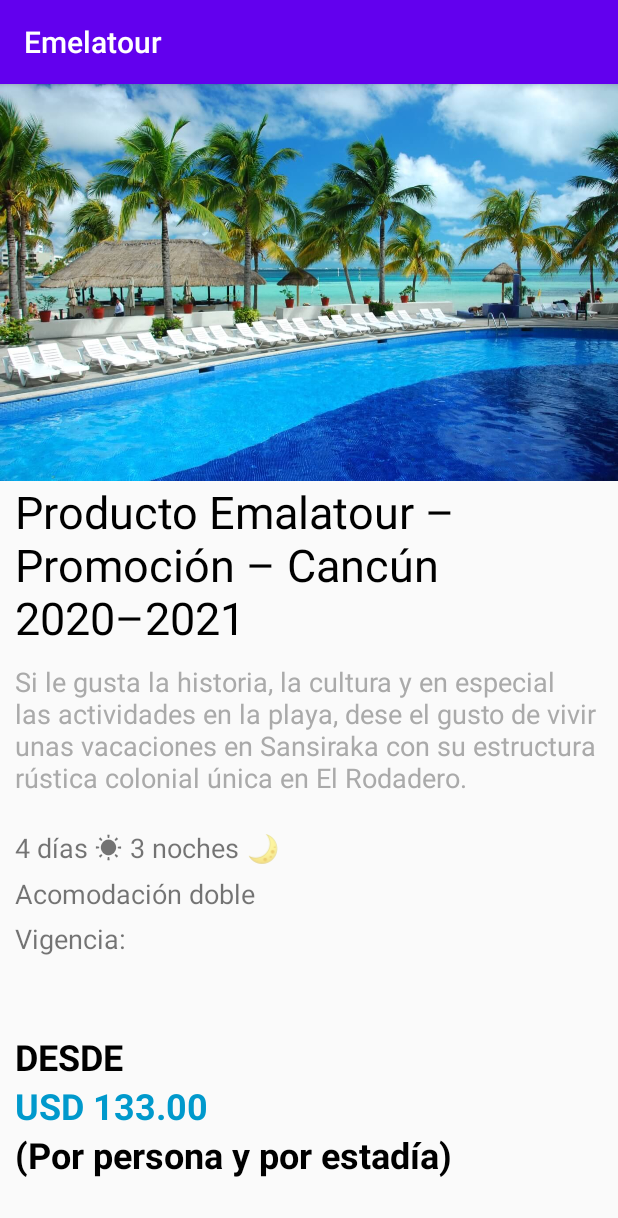
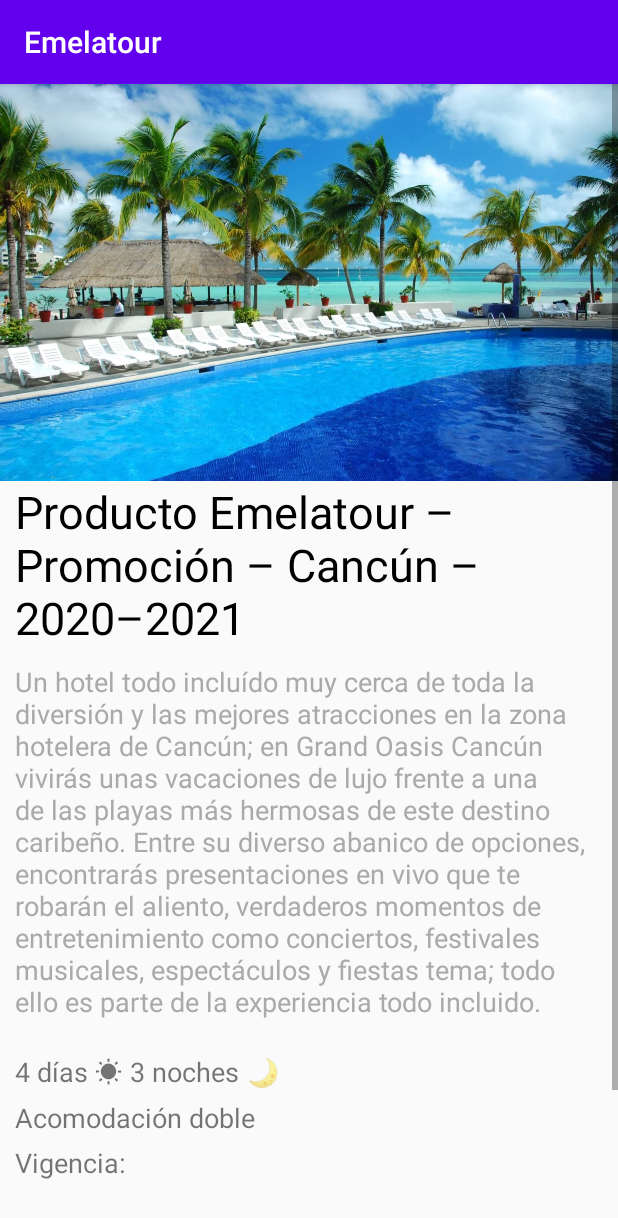
Before and after one commit to ghostspook/Emelatour, an Android app: the CancunActivity screen opened directly, with no data from a screen before it, on a phone screen of 412 x 824 dp. Shown: the top 1218 px of the screen. Run offline under Robolectric (Android 15) with nearby library versions, the phone set to English and light mode, and no system bars.

Commit message:
Changes to strings

```diff
--- a/app/src/main/res/values/strings.xml
+++ b/app/src/main/res/values/strings.xml
@@ -29,26 +29,27 @@
     <string name="promo_sansiraka_price">USD 133.00</string>
     <string name="orlando">Orlando</string>
     <string name="cancun">Cancún</string>
-    <string name="promo_cancun_title">Producto Emalatour – Promoción – Cancún 2020–2021</string>
-    <string name="promo_cancun_description">Si le gusta la historia, la cultura y en especial las actividades en la playa, dese el gusto de vivir unas vacaciones en Sansiraka con su estructura rústica colonial única en El Rodadero.</string>
+    <string name="promo_cancun_title">Producto Emelatour – Promoción – Cancún – 2020–2021</string>
+    <string name="promo_cancun_description">
+Un hotel todo incluído muy cerca de toda la diversión y las mejores atracciones en la zona hotelera de Cancún; en Grand Oasis Cancún vivirás unas vacaciones de lujo frente a una de las playas más hermosas de este destino caribeño. Entre su diverso abanico de opciones, encontrarás presentaciones en vivo que te robarán el aliento, verdaderos momentos de entretenimiento como conciertos, festivales musicales, espectáculos y fiestas tema; todo ello es parte de la experiencia todo incluido.</string>
     <string name="promo_cancun_days">4 días  &#9728;</string>
     <string name="promo_cancun_nights">3 noches &#127769;</string>
     <string name="promo_cancun_accomodation">Acomodación doble</string>
     <string name="promo_cancun_valid_trough">Vigencia:</string>
-    <string name="promo_cancun_price">USD 133.00</string>
+    <string name="promo_cancun_price">USD 250.00</string>
     <string name="mexico_city">Ciudad de México</string>
     <string name="promo_mexico_city_title">Producto Emalatour – Promoción – Ciudad de México 2020–2021</string>
-    <string name="promo_mexico_city_description">Si le gusta la historia, la cultura y en especial las actividades en la playa, dese el gusto de vivir unas vacaciones en Sansiraka con su estructura rústica colonial única en El Rodadero.</string>
+    <string name="promo_mexico_city_description">Visite el centro histórico de la Ciudad de México desde el hotel de cinco estrellas Hilton Mexico City Reforma, ubicado junto a las mayores atracciones arquitectónicas, teatros, embajadas y galerías de arte. A solo 20 minutos en automóvil desde el Aeropuerto Internacional de la Ciudad de México, este hotel de ciudad está convenientemente ubicado cerca de las más concurridas áreas financieras y comerciales. El hotel Hilton Reforma es reconocido como el mejor hotel de la Ciudad de México, nombrado por TripAdvisor el "mejor hotel para los viajeros de negocios" y cuenta con un amplio espacio para eventos y conferencias que puede recibir hasta 5.000 personas cómodamente.</string>
     <string name="promo_mexico_city_days">4 días  &#9728;</string>
     <string name="promo_mexico_city_nights">3 noches &#127769;</string>
     <string name="promo_mexico_city_accomodation">Acomodación doble</string>
     <string name="promo_mexico_city_valid_trough">Vigencia:</string>
-    <string name="promo_mexico_city_price">USD 133.00</string>
-    <string name="promo_cartagena_title">Producto Emalatour – Promoción – Cartagena 2020–2021</string>
-    <string name="promo_cartagena_description">Si le gusta la historia, la cultura y en especial las actividades en la playa, dese el gusto de vivir unas vacaciones en Sansiraka con su estructura rústica colonial única en El Rodadero.</string>
+    <string name="promo_mexico_city_price">USD 198.00</string>
+    <string name="promo_cartagena_title">Producto Emalatour – Promoción – Cartagena de Indias 2020–2021</string>
+    <string name="promo_cartagena_description">Una ciudad de grandes conquistas y conquistadores te espera en el mágico Caribe colombiano. Y desde allí abrimos las puertas en una estratégica torre de hotel ubicada frente a las reconocidas playas de ‘Bocagrande’, donde se divisan unas inigualables vistas de la bahía cartagenera, así como la fusión entre la urbe moderna y la majestuosa ciudad colonial. Aquí el goce y la diversión están asegurados en una esquina caribeña y cosmopolita cargada de mucha historia, y que también te impregnará de su cotidianidad tropical y garcia-marquiana. Durante el día podrás visitar el centro histórico con su colorida arquitectura, sus monumentales murallas y estrechas callejuelas. Y no te olvides de hacer una parada en el Castillo de San Felipe de Barajas, una ‘mamonúa’ edificación que es fiel testigo de las heroicas batallas libradas en la colonia.</string>
     <string name="promo_cartagena_days">4 días  &#9728;</string>
     <string name="promo_cartagena_nights">3 noches &#127769;</string>
     <string name="promo_cartagena_accomodation">Acomodación doble</string>
     <string name="promo_cartagena_valid_trough">Vigencia:</string>
-    <string name="promo_cartagena_price">USD 133.00</string>
+    <string name="promo_cartagena_price">USD 238.00</string>
 </resources>
```
